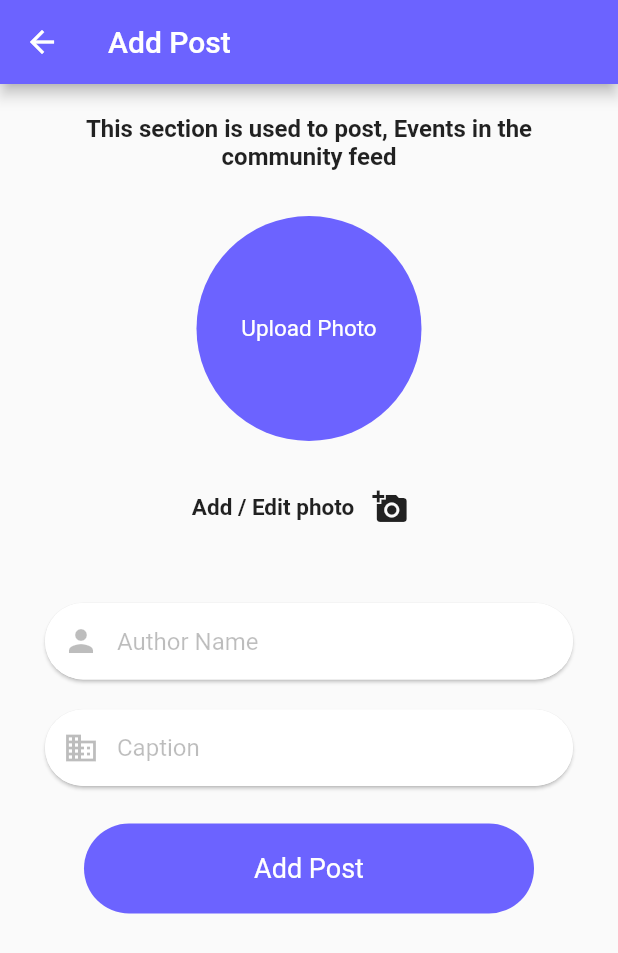
After one commit to Nishank00/Avian_Team_Leftover_Food_Management_System_Tantrotsav_2k21, a Flutter app: the AddPost screen opened directly, after a tap on "Add / Edit photo", on a phone screen of 412 x 824 dp. The commit adds this screen. Shown: the top 953 px of the screen. Run offline on Flutter 3.47's test engine with Material 2 defaults, Android fonts, the phone set to English and light mode, and no system bars; our stand-ins replace cached_network_image, cloud_firestore, date_format, expandable, firebase_auth, firebase_core and 11 more; missing offline and left inert: geocode; accounts and stored records are empty.

Commit message:
Add post back end

```diff
--- /dev/null
+++ b/lib/admin/add_post.dart
@@ -0,0 +1,237 @@
+import 'dart:io';
+import 'dart:math';
+
+import 'package:cached_network_image/cached_network_image.dart';
+import 'package:cloud_firestore/cloud_firestore.dart';
+import 'package:firebase_auth/firebase_auth.dart';
+import 'package:firebase_storage/firebase_storage.dart';
+import 'package:flutter/material.dart';
+import 'package:flutter/rendering.dart';
+import 'package:fluttertoast/fluttertoast.dart';
+import 'package:image_picker/image_picker.dart';
+import 'package:permission_handler/permission_handler.dart';
+import 'package:prasad/config.dart';
+
+class AddPost extends StatefulWidget {
+  const AddPost({Key? key}) : super(key: key);
+
+  @override
+  _AddPostState createState() => _AddPostState();
+}
+
+class _AddPostState extends State<AddPost> {
+  String photoUrl = '';
+
+  TextEditingController _authorName = TextEditingController();
+  TextEditingController _caption = TextEditingController();
+  TextEditingController _gstIn = TextEditingController();
+  TextEditingController _phone = TextEditingController();
+
+  Future<void> addProfilePhoto() async {
+    final _firebaseStorage = FirebaseStorage.instance;
+    final _imagePicker = ImagePicker();
+
+    var randomInt = Random.secure().nextInt(100);
+
+    PickedFile image;
+    //Check Permissions
+    await Permission.photos.request();
+
+    var permissionStatus = await Permission.photos.status;
+
+    if (permissionStatus.isGranted) {
+      //Select Image
+      image = (await _imagePicker.getImage(source: ImageSource.gallery))!;
+      var file = File(image.path);
+
+      if (image != null) {
+        //Upload to Firebase
+        var snapshot = await _firebaseStorage
+            .ref()
+            .child('communityfeed')
+            .child("$randomInt")
+            .putFile(file);
+        var downloadUrl = await snapshot.ref.getDownloadURL();
+        setState(() {
+          photoUrl = downloadUrl;
+        });
+      } else {
+        print('No Image Path Received');
+      }
+    } else {
+      print('Permission not granted. Try Again with permission access');
+    }
+  }
+
+  Future<void> saveChanges() async {
+    await FirebaseFirestore.instance.collection("CommunityFeed").add({
+      "photoUrl": photoUrl,
+      "authorName": _authorName.text,
+      "caption": _caption.text,
+    });
+
+    Navigator.of(context).pop();
+  }
+
+  @override
+  Widget build(BuildContext context) {
+    return Scaffold(
+      resizeToAvoidBottomInset: false,
+      appBar: AppBar(
+        backgroundColor: primaryColor,
+        title: Text("Add Post"),
+      ),
+      body: Container(
+        padding: EdgeInsets.all(20.0),
+        child: Column(
+          children: [
+            Text(
+              "This section is used to post, Events in the community feed",
+              textAlign: TextAlign.center,
+              style: TextStyle(fontSize: 16.0, fontWeight: FontWeight.bold),
+            ),
+            SizedBox(
+              height: 30.0,
+            ),
+
+            // CircleAvatar(
+            //   backgroundColor: Colors.teal,
+            //   radius: 80,
+            //   child: photoUrl != ''
+            //       ? Image.network(
+            //           photoUrl,
+            //         )
+            //       : Container(
+            //           child: Text(
+            //             "Upload",
+            //           ),
+            //         ),
+            // ),
+            photoUrl != ''
+                ? Container(
+                    height: 150,
+                    width: 150,
+                    child: CachedNetworkImage(
+                      fit: BoxFit.cover,
+                      imageUrl: photoUrl,
+                      placeholder: (context, url) =>
+                          CircularProgressIndicator(),
+                      errorWidget: (context, url, error) => Icon(Icons.error),
+                    ),
+                  )
+                : Container(
+                    decoration: BoxDecoration(
+                        color: primaryColor, shape: BoxShape.circle),
+                    height: 150,
+                    width: 150,
+                    child: Center(
+                        child: Text(
+                      "Upload Photo",
+                      style: TextStyle(fontSize: 15.0, color: Colors.white),
+                    )),
+                  ),
+            SizedBox(
+              height: 20.0,
+            ),
+            InkWell(
+              onTap: () {
+                addProfilePhoto();
+              },
+              child: Row(
+                mainAxisAlignment: MainAxisAlignment.center,
+                children: [
+                  Text(
+                    "Add / Edit photo",
+                    style:
+                        TextStyle(fontWeight: FontWeight.w600, fontSize: 15.0),
+                  ),
+                  IconButton(icon: Icon(Icons.add_a_photo), onPressed: () {})
+                ],
+              ),
+            ),
+            SizedBox(
+              height: 20.0,
+            ),
+            Card(
+              margin: EdgeInsets.only(left: 10, right: 10, top: 20),
+              elevation: 1,
+              shape: RoundedRectangleBorder(
+                  borderRadius: BorderRadius.all(Radius.circular(40))),
+              child: TextFormField(
+                controller: _authorName,
+                decoration: InputDecoration(
+                    prefixIcon: Icon(
+                      Icons.person,
+                      color: Colors.black26,
+                    ),
+                    hintText: "Author Name",
+                    hintStyle: TextStyle(
+                      color: Colors.black26,
+                    ),
+                    filled: true,
+                    fillColor: Colors.white,
+                    border: OutlineInputBorder(
+                      borderSide: BorderSide.none,
+                      borderRadius: BorderRadius.all(Radius.circular(40.0)),
+                    ),
+                    contentPadding:
+                        EdgeInsets.symmetric(horizontal: 20.0, vertical: 16.0)),
+              ),
+            ),
+
+            Card(
+              margin: EdgeInsets.only(left: 10, right: 10, top: 20),
+              elevation: 1,
+              shape: RoundedRectangleBorder(
+                  borderRadius: BorderRadius.all(Radius.circular(40))),
+              child: TextFormField(
+                controller: _caption,
+                decoration: InputDecoration(
+                    prefixIcon: Icon(
+                      Icons.business,
+                      color: Colors.black26,
+                    ),
+                    hintText: "Caption",
+                    hintStyle: TextStyle(
+                      color: Colors.black26,
+                    ),
+                    filled: true,
+                    fillColor: Colors.white,
+                    border: OutlineInputBorder(
+                      borderSide: BorderSide.none,
+                      borderRadius: BorderRadius.all(Radius.circular(40.0)),
+                    ),
+                    contentPadding:
+                        EdgeInsets.symmetric(horizontal: 20.0, vertical: 16.0)),
+              ),
+            ),
+            SizedBox(
+              height: 25.0,
+            ),
+            InkWell(
+              onTap: () async {
+                await saveChanges();
+                Fluttertoast.showToast(msg: "Post has been added");
+              },
+              child: Container(
+                decoration: BoxDecoration(
+                    color: primaryColor,
+                    borderRadius: BorderRadius.all(Radius.circular(30.0))),
+                height: 60,
+                width: 300,
+                child: Center(
+                    child: Text(
+                  "Add Post",
+                  style: TextStyle(
+                      fontSize: 18.0,
+                      //fontWeight: FontWeight.w500,
+                      color: Colors.white),
+                )),
+              ),
+            )
+          ],
+        ),
+      ),
+    );
+  }
+}
--- a/lib/admin/admin_homepage.dart
+++ b/lib/admin/admin_homepage.dart
@@ -1,19 +1,17 @@
 import 'package:flutter/material.dart';
+import 'package:prasad/admin/add_post.dart';
 import 'package:prasad/admin/delivered.dart';
 import 'package:prasad/admin/pending_tickets.dart';
 import 'package:prasad/admin/picked_up.dart';
 import 'package:prasad/admin/waiting_pickup.dart';
 import 'package:prasad/config.dart';
 
-
-class Option{
+class Option {
   final String title;
-
 
   final VoidCallback onTap;
   Option(this.title, this.onTap);
 }
-
 
 class AdminHomePage extends StatefulWidget {
   const AdminHomePage({Key? key}) : super(key: key);
@@ -26,38 +24,39 @@ class _AdminHomePageState extends State<AdminHomePage> {
   List<Option> options = [];
 
   @override
-  void initState(){
+  void initState() {
     super.initState();
     options.add(Option('Pending Tickets', () {
-    Navigator.push(context, MaterialPageRoute(builder: (context) => PendingTicket()));
+      Navigator.push(
+          context, MaterialPageRoute(builder: (context) => PendingTicket()));
     }));
     options.add(Option('Waiting for pickup', () {
-    Navigator.push(context, MaterialPageRoute(builder: (context) => WaitingPickup()));
-
+      Navigator.push(
+          context, MaterialPageRoute(builder: (context) => WaitingPickup()));
     }));
     options.add(Option('Picked Up', () {
-    Navigator.push(context, MaterialPageRoute(builder: (context) => PickedUp()));
-
+      Navigator.push(
+          context, MaterialPageRoute(builder: (context) => PickedUp()));
     }));
     options.add(Option('Happily delivered', () {
-    Navigator.push(context, MaterialPageRoute(builder: (context) => Delivered()));
-
+      Navigator.push(
+          context, MaterialPageRoute(builder: (context) => Delivered()));
     }));
-
+    options.add(Option('Add Post', () {
+      Navigator.push(
+          context, MaterialPageRoute(builder: (context) => AddPost()));
+    }));
   }
-
-
-
 
   @override
   Widget build(BuildContext context) {
     return Scaffold(
       appBar: AppBar(
         backgroundColor: primaryColor,
-        title:const Text('Admin Panel'),
+        title: const Text('Admin Panel'),
       ),
       body: Padding(
-        padding: const EdgeInsets.symmetric(horizontal: 20,vertical: 20),
+        padding: const EdgeInsets.symmetric(horizontal: 20, vertical: 20),
         child: GridView.builder(
             gridDelegate: const SliverGridDelegateWithMaxCrossAxisExtent(
                 maxCrossAxisExtent: 300,
@@ -70,7 +69,10 @@ class _AdminHomePageState extends State<AdminHomePage> {
                 onTap: options[index].onTap,
                 child: Container(
                   alignment: Alignment.center,
-                  child: Text(options[index].title,style: TextStyle(color: Colors.white),),
+                  child: Text(
+                    options[index].title,
+                    style: TextStyle(color: Colors.white),
+                  ),
                   decoration: BoxDecoration(
                       color: primaryColor,
                       borderRadius: BorderRadius.circular(15)),
```
Lines whose indentation alone changed are shown as unchanged.
